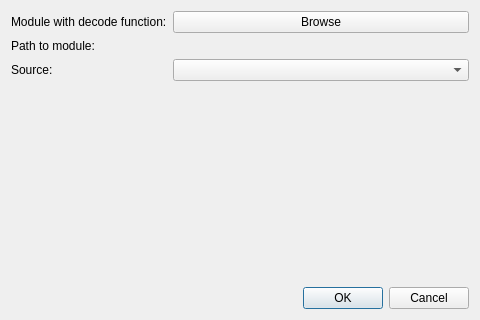
First picture: the form in designer/add_source_dialog.ui, repository pulp-bio/biogui, before the edit.
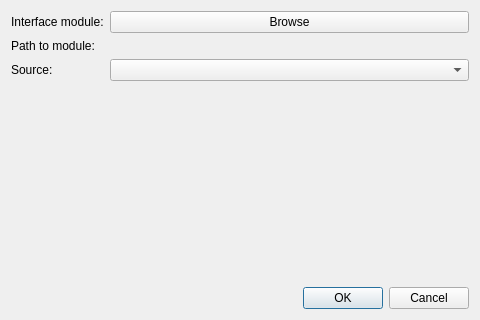
Second picture: the form after the edit.

The edit to the form file:
```diff
--- a/designer/add_source_dialog.ui
+++ b/designer/add_source_dialog.ui
@@ -19,7 +19,7 @@
      <item row="0" column="0">
       <widget class="QLabel" name="label1">
        <property name="text">
-        <string>Module with decode function:</string>
+        <string>Interface module:</string>
        </property>
       </widget>
      </item>
```
Left out of the diff: 6 changed lines with no effect on the pictures.
